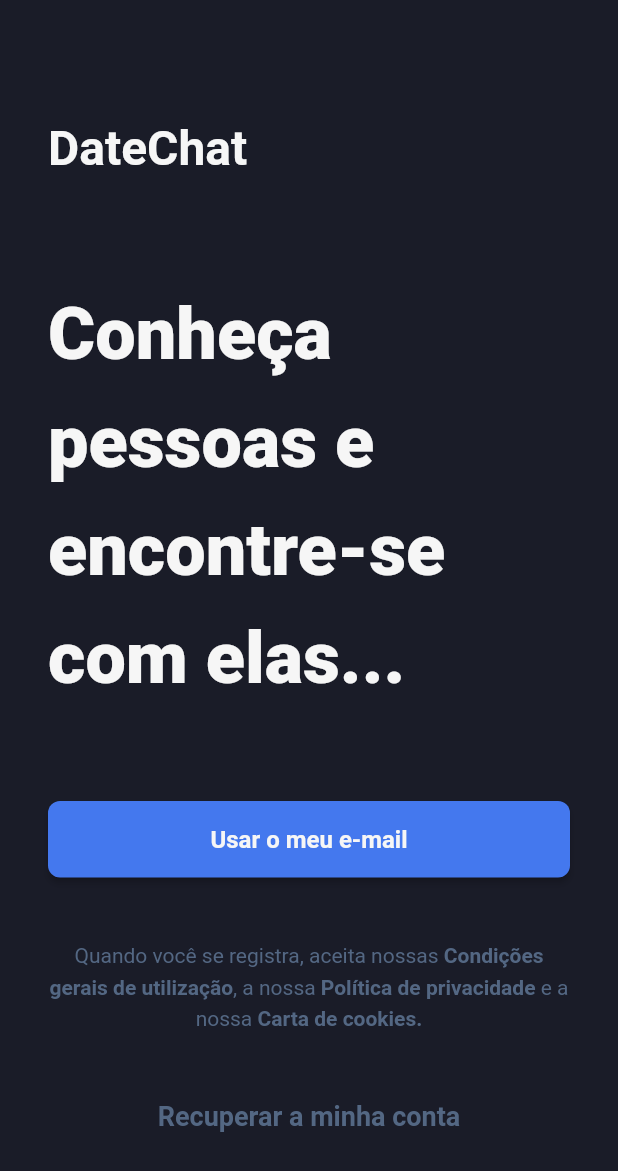
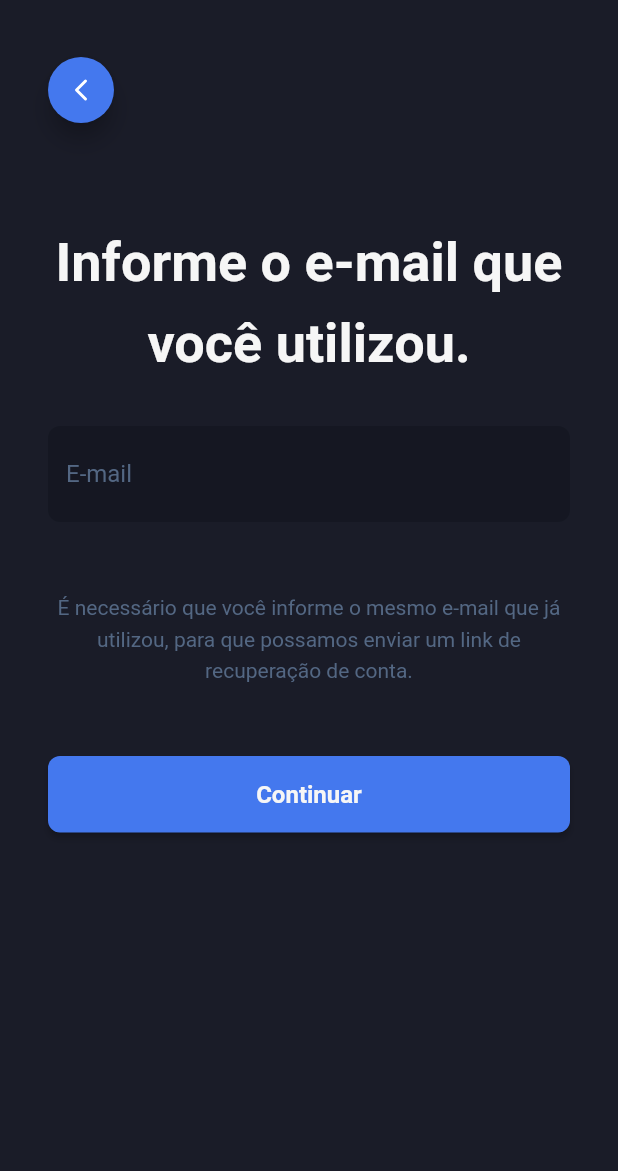
Before and after one commit to DippingCode/date_chat, a Flutter app: the screen it shows after launch, after a tap on "Recuperar a minha conta", on a phone screen of 412 x 824 dp. Shown: the top 1171 px of the screen. Run offline on Flutter 3.47's test engine with Material 2 defaults, Android fonts, the phone set to English and light mode, and no system bars; our stand-ins replace flutter_feather_icons, google_fonts, splashscreen.

Commit message:
conclusão da tela recovery

```diff
--- a/lib/screens/intro.dart
+++ b/lib/screens/intro.dart
@@ -1,6 +1,7 @@
 import 'package:flutter/material.dart';
 
 import './login.dart';
+import './recovery.dart';
 
 class IntroScreen extends StatelessWidget {
   @override
@@ -98,7 +99,12 @@ class IntroScreen extends StatelessWidget {
                   width: MediaQuery.of(context).size.width,
                   child: TextButton(
                     child: Text( 'Recuperar a minha conta'),
-                    onPressed: () => {},
+                    onPressed: () => Navigator.push(
+                      context,
+                      MaterialPageRoute(
+                        builder: (_) => RecoveryScreen(),
+                      ),
+                    ),
                   ),
                 ),
               ),
--- a/lib/screens/recovery.dart
+++ b/lib/screens/recovery.dart
@@ -0,0 +1,97 @@
+import 'package:flutter/material.dart';
+import 'package:flutter_feather_icons/flutter_feather_icons.dart';
+
+
+import './intro.dart';
+
+class RecoveryScreen extends StatelessWidget {
+  @override
+  Widget build(BuildContext context) {
+    return Scaffold(
+      backgroundColor: Theme.of(context).backgroundColor,
+
+      appBar: AppBar(
+        brightness: Brightness.dark,
+        toolbarHeight: 0,
+        backgroundColor: Colors.transparent,
+        automaticallyImplyLeading: false,
+      ),
+
+      body: SafeArea(
+        child: SingleChildScrollView(
+          padding: EdgeInsets.symmetric(horizontal: 32),
+          child: Column(
+            crossAxisAlignment: CrossAxisAlignment.start,
+            children: [
+              Container(
+                width: 44,
+                padding: EdgeInsets.fromLTRB(0, 32, 0, 56),
+                child: FloatingActionButton(
+                  backgroundColor: Theme.of(context).primaryColor,
+                  child: Icon(FeatherIcons.chevronLeft),
+                  onPressed: () => Navigator.pop(
+                      context,
+                      MaterialPageRoute(
+                        builder: (_) => IntroScreen(),
+                      ),
+                    ),
+                ),
+              ),
+
+              Padding(
+                padding: EdgeInsets.fromLTRB(0, 0, 0, 32),
+                child: SizedBox(
+                  width: MediaQuery.of(context).size.width,
+                  child: Text(
+                    'Informe o e-mail que você utilizou.',
+                    textAlign: TextAlign.center,
+                    style: Theme.of(context).textTheme.headline3,
+                  ),
+                ),
+              ),
+
+              Padding(
+                padding: EdgeInsets.fromLTRB(0, 0, 0, 16),
+                child: TextFormField(
+                  keyboardType: TextInputType.emailAddress,
+                  autocorrect: false,
+                  maxLength: 50,
+                  maxLines: 1,
+                  textAlign: TextAlign.left,
+                  style: Theme.of(context).textTheme.bodyText1,
+                  decoration: InputDecoration(
+                    labelText: 'E-mail',
+                    labelStyle: Theme.of(context).textTheme.bodyText2,
+                  ),
+                ),
+              ),
+
+              Padding(
+                padding: EdgeInsets.fromLTRB(0, 0, 0, 48),
+                child: Text(
+                  'É necessário que você informe o mesmo e-mail que já utilizou, para que possamos enviar um link de recuperação de conta.',
+                  style: Theme.of(context).textTheme.caption,
+                  textAlign: TextAlign.center,
+                ),
+              ),
+
+              Padding(
+                padding: EdgeInsets.fromLTRB(0, 0, 0, 40),
+                child: SizedBox(
+                  width: MediaQuery.of(context).size.width,
+                  child: RaisedButton(
+                    onPressed: () => {},
+                    child: Text(
+                      'Continuar',
+                      style: Theme.of(context).textTheme.button,
+                    ),
+                  ),
+                ),
+              ),
+            ],
+          ),
+        ),
+      ),
+    );
+  }
+}
```
